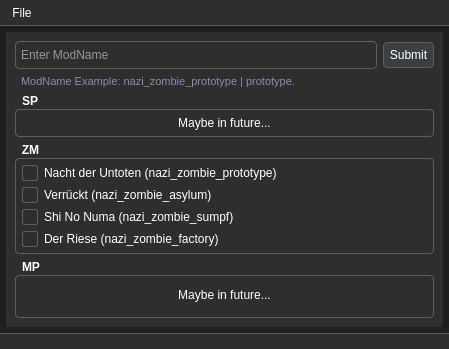
Above: Resources/UI/main_window.ui from Phils-Hub-Org/cod_waw.stock_map.script_placer before the change. Below: the same form after it.
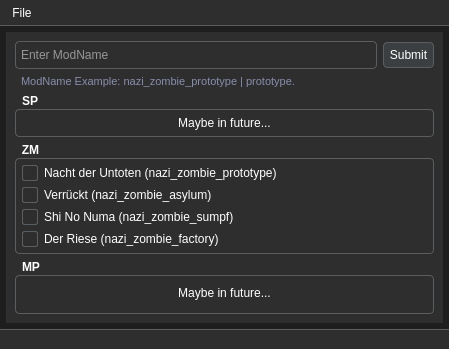
That is the form after the change. Icons and pictures are not drawn.

```diff
--- a/Resources/UI/main_window.ui
+++ b/Resources/UI/main_window.ui
@@ -145,7 +145,7 @@
     background-color: #2e2e2e;   /* Dark gray background */
     border-top: 1px solid #5b5e60; /* Light gray top border for separation */
     color: #ffffff;              /* White text */
-    font-size: 9px;             /* Slightly smaller font for the status bar */
+    font-size: 13px;             /* Slightly smaller font for the status bar */
     padding: 6px;                /* Padding inside the status bar */
 }
 
```
